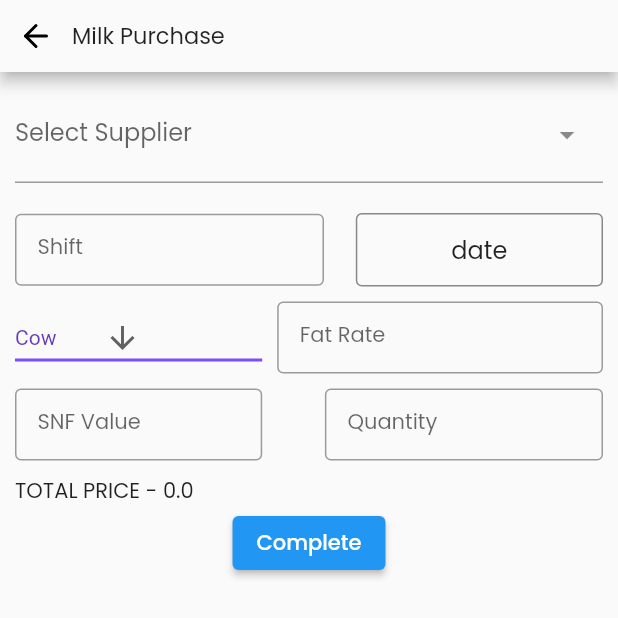
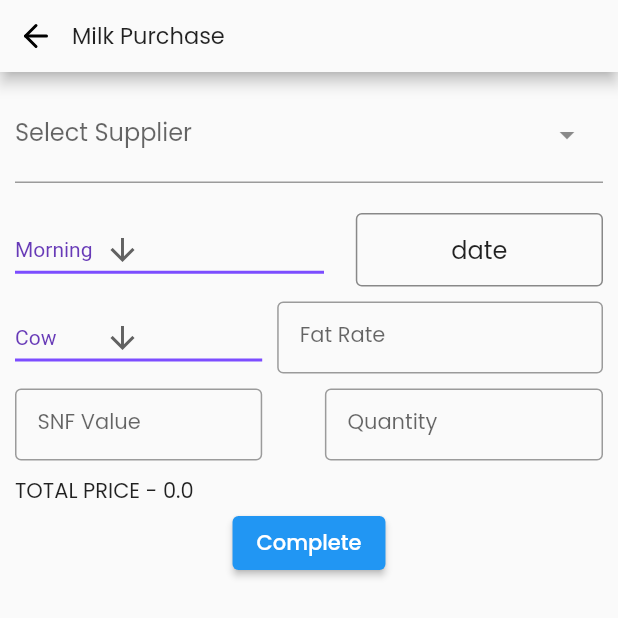
Before and after one commit to codewithdhruv22/Bl-Dairy-App-New, a Flutter app: the screen it shows after launch, in the side drawer, after a tap on "PURCHASE MILK", on a phone screen of 412 x 824 dp, the top half of it. Run offline on Flutter 3.47's test engine with Material 2 defaults, Android fonts, the phone set to English and light mode, and no system bars; drawn by our look-alikes of dropdown_search; our stand-ins replace carousel_slider, cloud_firestore, firebase_core, flutter_feather_icons, flutter_riverpod, google_fonts and 3 more; missing offline and left inert: textfield_search; accounts and stored records are empty; network calls fail.

Commit message:
shift drpdwn added

```diff
--- a/lib/view/screens/milkPurchase.dart
+++ b/lib/view/screens/milkPurchase.dart
@@ -19,7 +19,9 @@ class MilkPurchaseScreen extends StatefulWidget {
 final _formKey = GlobalKey<FormState>();
 final List<MilkSupplierModel> searchList = [];
 const List<String> milktyplist = <String>['Cow', 'Buffalow'];
+const List<String> shiftlist = <String>['Morning', 'Evening'];
 String dropdownValue = milktyplist.first;
+String dropdownValue1 = shiftlist.first;
 
 TextEditingController suppNameEdCont = TextEditingController();
 TextEditingController shiftEdCont = TextEditingController();
@@ -130,21 +132,37 @@ class _MilkPurchaseScreenState extends State<MilkPurchaseScreen> {
                       children: [
                         SizedBox(
                           width: MediaQuery.of(context).size.width * 0.5,
-                          child: TextFormField(
-                            controller: shiftEdCont,
-                            validator: (value) {
-                              if (value == null || value.isEmpty) {
-                                return 'Select Shift';
-                              }
-                              return null;
+                          child: DropdownButton<String>(
+                            onChanged: (String? value) {
+                              // This is called when the user selects an item.
+                              setState(() {
+                                dropdownValue = value!;
+                              });
                             },
-                            decoration: const InputDecoration(
-                              contentPadding: EdgeInsets.symmetric(
-                                  vertical: 0, horizontal: 15),
-                              labelStyle: TextStyle(fontSize: 14),
-                              labelText: 'Shift',
-                              border: OutlineInputBorder(),
+                            hint: const Text('Milk Type'),
+                            items: shiftlist
+                                .map<DropdownMenuItem<String>>((String value) {
+                              return DropdownMenuItem<String>(
+                                value: value,
+                                child: Text(value),
+                              );
+                            }).toList(),
+                            value: dropdownValue1,
+                            icon: const Icon(Icons.arrow_downward),
+                            elevation: 16,
+                            style: const TextStyle(color: Colors.deepPurple),
+                            underline: Container(
+                              height: 2,
+                              color: Colors.deepPurpleAccent,
                             ),
+
+                            // decoration: const InputDecoration(
+                            //   contentPadding:
+                            //       EdgeInsets.symmetric(vertical: 0, horizontal: 15),
+                            //   labelStyle: TextStyle(fontSize: 14),
+                            //   labelText: 'Milk Type',
+                            //   border: OutlineInputBorder(),
+                            // ),
                             // controller: advancePaymentController,
                           ),
                         ),
```
